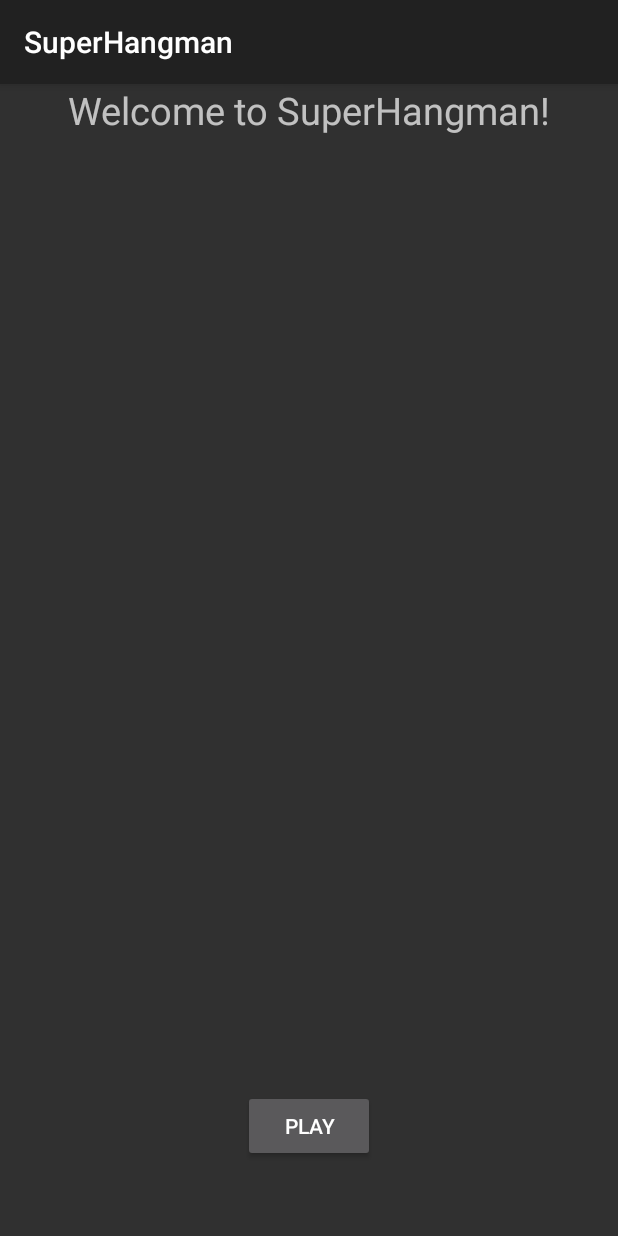
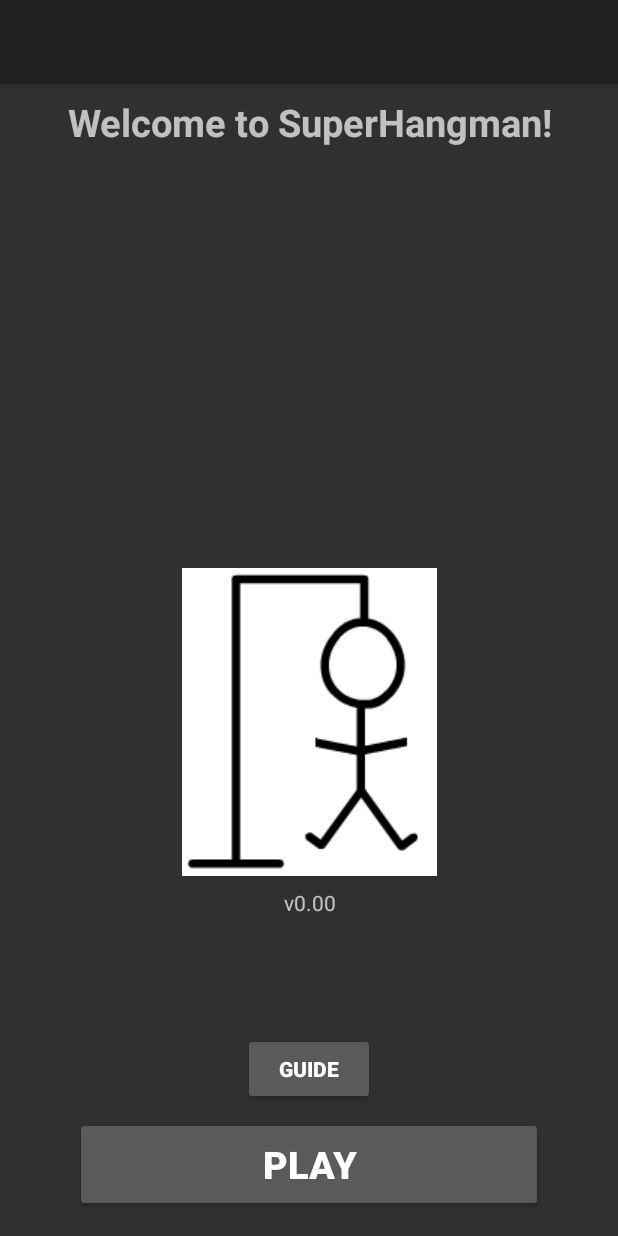
Before and after one commit to Gr16-DistributedSystems-DTU-2018/DistributedHangmanAndroid, an Android app: the screen it shows after launch (MainActivity), on a phone screen of 412 x 824 dp. Run offline under Robolectric (Android 15) with nearby library versions, the phone set to English and light mode, and no system bars.

Commit message:
Getting there.

```diff
--- a/app/src/main/AndroidManifest.xml
+++ b/app/src/main/AndroidManifest.xml
@@ -16,6 +16,10 @@
                 <category android:name="android.intent.category.LAUNCHER"/>
             </intent-filter>
         </activity>
+        <activity android:name=".GameActivity">
+        </activity>
+        <activity android:name=".GuideActivity">
+        </activity>
     </application>
 
 </manifest>
--- a/app/src/main/java/io/inabsentia/superhangman/MainActivity.java
+++ b/app/src/main/java/io/inabsentia/superhangman/MainActivity.java
@@ -1,13 +1,56 @@
 package io.inabsentia.superhangman;
 
+import android.content.Intent;
+import android.os.Bundle;
 import android.support.v7.app.AppCompatActivity;
-import android.os.Bundle;
+import android.view.View;
+import android.widget.Button;
+import android.widget.TextView;
 
-public class MainActivity extends AppCompatActivity {
+public class MainActivity extends AppCompatActivity implements View.OnClickListener {
+
+    private TextView tvWelcome;
+    private Button btnPlay, btnGuide;
 
     @Override
     protected void onCreate(Bundle savedInstanceState) {
         super.onCreate(savedInstanceState);
         setContentView(R.layout.activity_main);
+
+        tvWelcome = (TextView) findViewById(R.id.welcome_msg);
+        btnPlay = (Button) findViewById(R.id.btn_play);
+        btnGuide = (Button) findViewById(R.id.btn_guide);
+
+        btnPlay.setOnClickListener(this);
+        btnGuide.setOnClickListener(this);
+
+        Intent intent = getIntent();
+        Bundle extras = intent.getExtras();
+
+        if (extras != null) {
+            if (extras.getString("LOST_MESSAGE") == null) {
+                tvWelcome.setText(extras.getString("WIN_MESSAGE"));
+            } else {
+                tvWelcome.setText(extras.getString("LOST_MESSAGE"));
+            }
+        }
+
+        getSupportActionBar().setDisplayShowTitleEnabled(false);
     }
+
+    @Override
+    public void onClick(View view) {
+        switch (view.getId()) {
+            case R.id.btn_play:
+                Intent intentGame = new Intent(this, GameActivity.class);
+                startActivity(intentGame);
+                break;
+            case R.id.btn_guide:
+                Intent intentGuide = new Intent(this, GuideActivity.class);
+                startActivity(intentGuide);
+            default:
+                break;
+        }
+    }
+
 }
--- a/app/src/main/res/layout/activity_main.xml
+++ b/app/src/main/res/layout/activity_main.xml
@@ -8,28 +8,76 @@
     tools:context="io.inabsentia.superhangman.MainActivity">
 
     <TextView
-        android:id="@+id/textView"
+        android:id="@+id/welcome_msg"
         android:layout_width="wrap_content"
         android:layout_height="wrap_content"
         android:layout_marginLeft="8dp"
         android:layout_marginRight="8dp"
-        android:text="Welcome to SuperHangman!"
+        android:layout_marginTop="8dp"
+        android:text="@string/welcome_msg"
         android:textSize="25sp"
+        android:textStyle="bold"
+        app:layout_constraintHorizontal_bias="0.509"
         app:layout_constraintLeft_toLeftOf="parent"
         app:layout_constraintRight_toRightOf="parent"
-        tools:layout_editor_absoluteY="25dp"
-        app:layout_constraintHorizontal_bias="0.509"/>
+        app:layout_constraintTop_toTopOf="parent"/>
 
     <Button
-        android:id="@+id/button"
+        android:id="@+id/btn_play"
+        android:layout_width="312dp"
+        android:layout_height="63dp"
+        android:layout_marginBottom="16dp"
+        android:layout_marginLeft="8dp"
+        android:layout_marginRight="8dp"
+        android:text="@string/btn_play"
+        android:textSize="25sp"
+        android:textStyle="bold"
+        app:layout_constraintBottom_toBottomOf="parent"
+        app:layout_constraintLeft_toLeftOf="parent"
+        app:layout_constraintRight_toRightOf="parent"/>
+
+    <ImageView
+        android:id="@+id/welcome_img"
         android:layout_width="wrap_content"
         android:layout_height="wrap_content"
-        android:text="PLAY"
+        app:srcCompat="@drawable/wrong_6"
+        android:layout_marginTop="8dp"
+        app:layout_constraintTop_toBottomOf="@+id/welcome_msg"
+        android:layout_marginBottom="8dp"
+        app:layout_constraintBottom_toTopOf="@+id/app_version"
         android:layout_marginLeft="8dp"
         app:layout_constraintLeft_toLeftOf="parent"
         android:layout_marginRight="8dp"
         app:layout_constraintRight_toRightOf="parent"
-        app:layout_constraintBottom_toBottomOf="parent"
-        android:layout_marginBottom="49dp"
-        />
+        app:layout_constraintVertical_bias="1.0"/>
+
+    <TextView
+        android:id="@+id/app_version"
+        android:layout_width="wrap_content"
+        android:layout_height="wrap_content"
+        android:text="@string/app_version"
+        android:layout_marginBottom="133dp"
+        app:layout_constraintBottom_toTopOf="@+id/btn_play"
+        android:layout_marginLeft="8dp"
+        app:layout_constraintLeft_toLeftOf="parent"
+        android:layout_marginRight="8dp"
+        app:layout_constraintRight_toRightOf="parent"
+        app:layout_constraintHorizontal_bias="0.501"/>
+
+    <Button
+        android:id="@+id/btn_guide"
+        android:layout_width="wrap_content"
+        android:layout_height="wrap_content"
+        android:layout_marginBottom="8dp"
+        android:layout_marginLeft="8dp"
+        android:layout_marginRight="8dp"
+        android:layout_marginTop="8dp"
+        android:text="@string/btn_guide"
+        android:textStyle="bold"
+        app:layout_constraintBottom_toTopOf="@+id/btn_play"
+        app:layout_constraintLeft_toLeftOf="parent"
+        app:layout_constraintRight_toRightOf="parent"
+        app:layout_constraintTop_toBottomOf="@+id/app_version"
+        app:layout_constraintVertical_bias="1.0"/>
+
 </android.support.constraint.ConstraintLayout>
--- a/app/src/main/res/values/strings.xml
+++ b/app/src/main/res/values/strings.xml
@@ -1,3 +1,13 @@
 <resources>
     <string name="app_name">SuperHangman</string>
+
+    <!-- MainActivity strings -->
+    <string name="app_version">v0.00</string>
+    <string name="welcome_msg">Welcome to SuperHangman!</string>
+    <string name="btn_play">PLAY</string>
+    <string name="btn_guide">GUIDE</string>
+
+    <!-- GameActivity strings -->
+    <string name="guess_msg_hint">Take a guess!</string>
+
 </resources>
```
Also changed, not shown: app/src/main/java/io/inabsentia/superhangman/GameActivity.java (added, +135 -0 lines), app/src/main/java/io/inabsentia/superhangman/GameLogic.java (added, +133 -0 lines), app/src/main/java/io/inabsentia/superhangman/GuideActivity.java (added, +16 -0 lines), app/src/main/res/layout/activity_game.xml (added, +99 -0 lines), app/src/main/res/layout/activity_guide.xml (added, +9 -0 lines).
